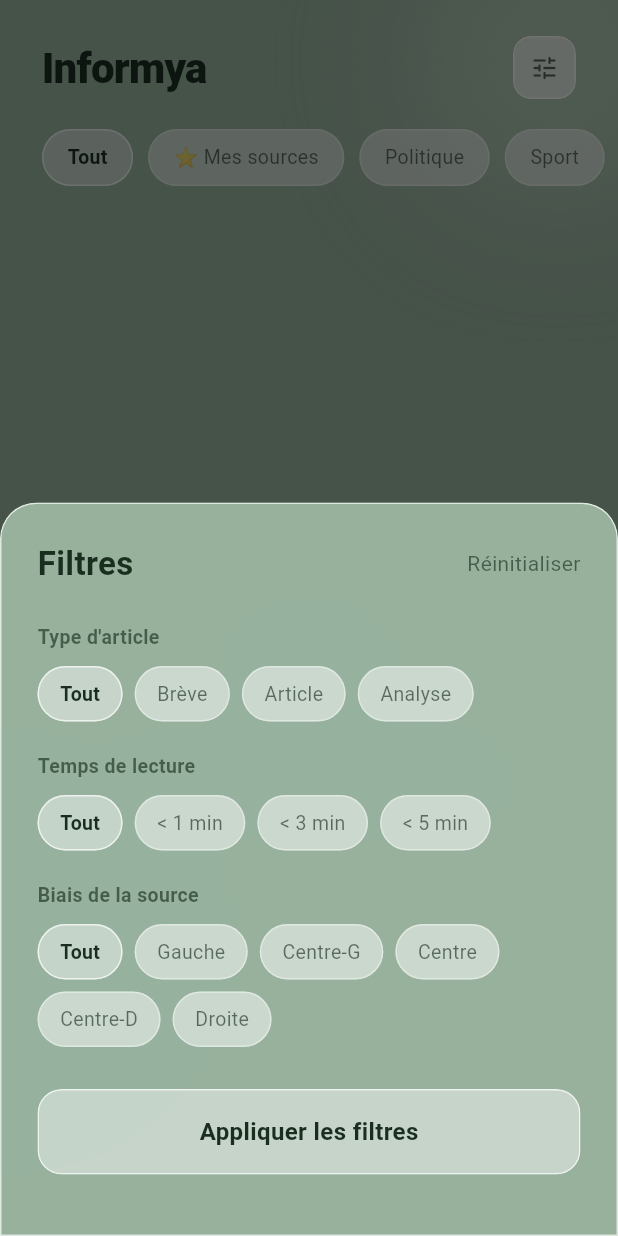
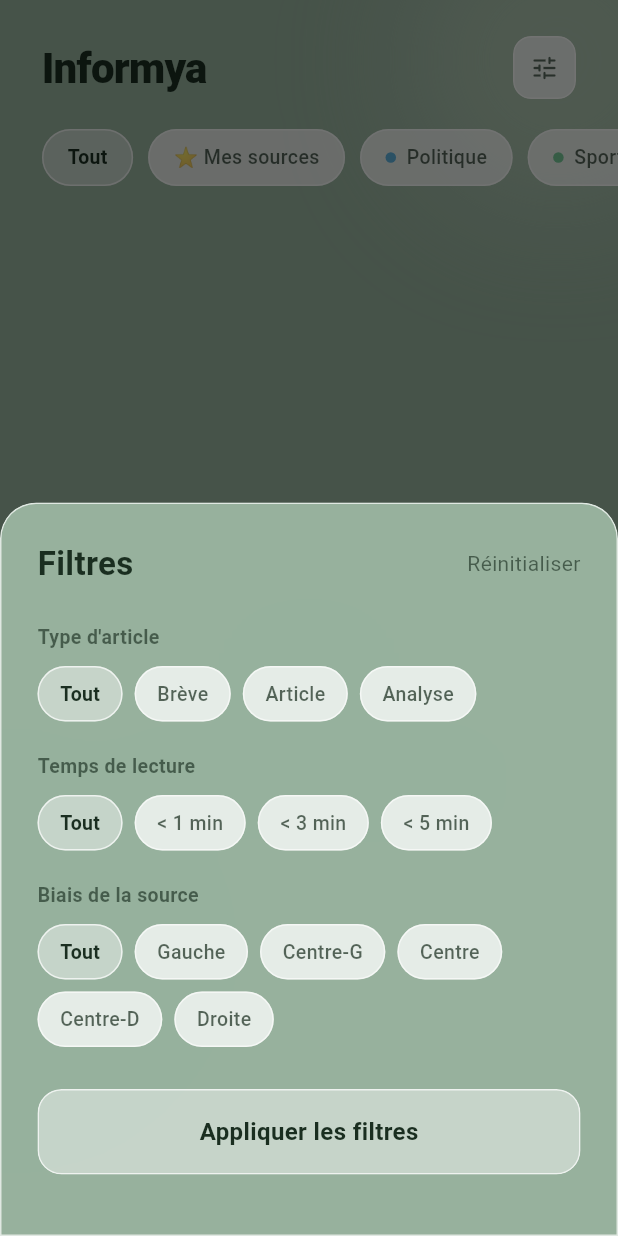
Before and after one commit to Vince-lgd/Informya, a Flutter app: the FeedScreen screen opened directly, after a tap on the "tune" icon, on a phone screen of 412 x 824 dp. Run offline on Flutter 3.47's test engine with Material 3 defaults, Android fonts, the phone set to English and light mode, and no system bars; our stand-ins replace shared_preferences; accounts and stored records are empty; network calls fail.

Commit message:
feat: category color dots in chips, improved light mode contrast

```diff
--- a/mobile/lib/screens/feed_screen.dart
+++ b/mobile/lib/screens/feed_screen.dart
@@ -96,6 +96,99 @@
     } catch (e) {
       setState(() => _isLoading = false);
     }
+  }
+
+  // ── Styles partagés des chips ────────────────────────────
+
+  /// Point coloré associé à une catégorie. null = pas de point.
+  Color? _categoryDotColor(String cat) {
+    switch (cat) {
+      case 'Politique':
+        return const Color(0xFF0288D1);
+      case 'Sport':
+        return const Color(0xFF27AE60);
+      case 'Bourse':
+        return const Color(0xFFF39C12);
+      case 'Tech':
+        return const Color(0xFF8E44AD);
+      case 'Art':
+        return const Color(0xFFE91E8C);
+      case 'Science':
+        return const Color(0xFF8D6E63);
+      default:
+        return null;
+    }
+  }
+
+  BoxDecoration _chipDecoration(bool isSelected) {
+    return BoxDecoration(
+      color: isSelected
+          ? AppColors.glassFill(context)
+          : AppColors.glassFill(context).withValues(alpha: 0.75),
+      borderRadius: BorderRadius.circular(20),
+      border: Border.all(
+        color: isSelected
+            ? AppColors.glassBorder(context)
+            : AppColors.glassBorder(context).withValues(alpha: 0.6),
+      ),
+    );
+  }
+
+  TextStyle _chipTextStyle(bool isSelected) {
+    return TextStyle(
+      color: AppColors.textPrimary(
+        context,
+      ).withValues(alpha: isSelected ? 1.0 : 0.72),
+      fontSize: 13,
+      fontWeight: isSelected ? FontWeight.w600 : FontWeight.w500,
+    );
+  }
+
+  Widget _filterLabel(String text, BuildContext ctx) {
+    return Text(
+      text,
+      style: TextStyle(
+        color: AppColors.textSecondary(ctx),
+        fontSize: 13,
+        fontWeight: FontWeight.w600,
+      ),
+    );
+  }
+
+  Widget _filterChip(
+    String label,
+    String? value,
+    String? selected,
+    Function(String?) onTap,
+  ) {
+    final isSelected = selected == value;
+    return Tappable(
+      onTap: () => onTap(value),
+      scale: 0.94,
+      child: Container(
+        padding: const EdgeInsets.symmetric(horizontal: 14, vertical: 8),
+        decoration: _chipDecoration(isSelected),
+        child: Text(label, style: _chipTextStyle(isSelected)),
+      ),
+    );
+  }
+
+  Widget _filterChipInt(
+    String label,
+    int? value,
+    int? selected,
+    Function(int?) onTap,
+  ) {
+    final isSelected = selected == value;
+    return Tappable(
+      onTap: () => onTap(value),
+      scale: 0.94,
+      child: Container(
+        padding: const EdgeInsets.symmetric(horizontal: 14, vertical: 8),
+        decoration: _chipDecoration(isSelected),
+        child: Text(label, style: _chipTextStyle(isSelected)),
+      ),
+    );
   }
 
   // ── Bottom sheet filtres ─────────────────────────────────
@@ -326,6 +419,7 @@
                           ),
                         ),
                       ),
+
                       const SizedBox(height: 16),
                     ],
                   ),
@@ -335,89 +429,6 @@
           },
         );
       },
-    );
-  }
-
-  Widget _filterLabel(String text, BuildContext ctx) {
-    return Text(
-      text,
-      style: TextStyle(
-        color: AppColors.textSecondary(ctx),
-        fontSize: 13,
-        fontWeight: FontWeight.w600,
-      ),
-    );
-  }
-
-  Widget _filterChip(
-    String label,
-    String? value,
-    String? selected,
-    Function(String?) onTap,
-  ) {
-    final isSelected = selected == value;
-    return Tappable(
-      onTap: () => onTap(value),
-      child: Container(
-        padding: const EdgeInsets.symmetric(horizontal: 14, vertical: 8),
-        decoration: BoxDecoration(
-          color: isSelected
-              ? AppColors.glassFill(context)
-              : AppColors.glassFill(context).withValues(alpha: 0.5),
-          borderRadius: BorderRadius.circular(20),
-          border: Border.all(
-            color: isSelected
-                ? AppColors.glassBorder(context)
-                : AppColors.glassBorder(context).withValues(alpha: 0.4),
-          ),
-        ),
-        child: Text(
-          label,
-          style: TextStyle(
-            color: isSelected
-                ? AppColors.textPrimary(context)
-                : AppColors.textSecondary(context),
-            fontSize: 13,
-            fontWeight: isSelected ? FontWeight.w600 : FontWeight.w400,
-          ),
-        ),
-      ),
-    );
-  }
-
-  Widget _filterChipInt(
-    String label,
-    int? value,
-    int? selected,
-    Function(int?) onTap,
-  ) {
-    final isSelected = selected == value;
-    return Tappable(
-      onTap: () => onTap(value),
-      child: Container(
-        padding: const EdgeInsets.symmetric(horizontal: 14, vertical: 8),
-        decoration: BoxDecoration(
-          color: isSelected
-              ? AppColors.glassFill(context)
-              : AppColors.glassFill(context).withValues(alpha: 0.5),
-          borderRadius: BorderRadius.circular(20),
-          border: Border.all(
-            color: isSelected
-                ? AppColors.glassBorder(context)
-                : AppColors.glassBorder(context).withValues(alpha: 0.4),
-          ),
-        ),
-        child: Text(
-          label,
-          style: TextStyle(
-            color: isSelected
-                ? AppColors.textPrimary(context)
-                : AppColors.textSecondary(context),
-            fontSize: 13,
-            fontWeight: isSelected ? FontWeight.w600 : FontWeight.w400,
-          ),
-        ),
-      ),
     );
   }
 
@@ -475,7 +486,7 @@
                                     ? AppColors.glassFill(context)
                                     : AppColors.glassFill(
                                         context,
-                                      ).withValues(alpha: 0.6),
+                                      ).withValues(alpha: 0.75),
                                 borderRadius: BorderRadius.circular(12),
                                 border: Border.all(
                                   color: AppColors.glassBorder(context),
@@ -496,7 +507,7 @@
 
                 const SizedBox(height: 20),
 
-                // Chips catégories
+                // Chips catégories avec point coloré
                 SizedBox(
                   height: 38,
                   child: ListView.builder(
@@ -506,44 +517,39 @@
                     itemBuilder: (context, index) {
                       final cat = _categories[index];
                       final isSelected = (_selectedCategory ?? 'Tout') == cat;
+                      final dotColor = _categoryDotColor(cat);
 
                       return Tappable(
                         onTap: () {
                           setState(() => _selectedCategory = cat);
                           _loadFeed(refresh: true);
                         },
+                        scale: 0.94,
                         child: Container(
                           margin: const EdgeInsets.only(right: 10),
                           padding: const EdgeInsets.symmetric(
                             horizontal: 16,
                             vertical: 8,
                           ),
-                          decoration: BoxDecoration(
-                            color: isSelected
-                                ? AppColors.glassFill(context)
-                                : AppColors.glassFill(
-                                    context,
-                                  ).withValues(alpha: 0.5),
-                            borderRadius: BorderRadius.circular(20),
-                            border: Border.all(
-                              color: isSelected
-                                  ? AppColors.glassBorder(context)
-                                  : AppColors.glassBorder(
-                                      context,
-                                    ).withValues(alpha: 0.4),
-                            ),
-                          ),
-                          child: Text(
-                            cat,
-                            style: TextStyle(
-                              color: isSelected
-                                  ? AppColors.textPrimary(context)
-                                  : AppColors.textSecondary(context),
-                              fontSize: 13,
-                              fontWeight: isSelected
-                                  ? FontWeight.w600
-                                  : FontWeight.w400,
-                            ),
+                          decoration: _chipDecoration(isSelected),
+                          child: Row(
+                            mainAxisSize: MainAxisSize.min,
+                            children: [
+                              if (dotColor != null) ...[
+                                Container(
+                                  width: 7,
+                                  height: 7,
+                                  decoration: BoxDecoration(
+                                    shape: BoxShape.circle,
+                                    color: dotColor.withValues(
+                                      alpha: isSelected ? 1.0 : 0.6,
+                                    ),
+                                  ),
+                                ),
+                                const SizedBox(width: 7),
+                              ],
+                              Text(cat, style: _chipTextStyle(isSelected)),
+                            ],
                           ),
                         ),
                       );
@@ -812,6 +818,7 @@
                           await HapticFeedback.lightImpact();
                           onFavoriteToggled?.call();
                         },
+                        scale: 0.94,
                         child: Container(
                           padding: const EdgeInsets.symmetric(
                             horizontal: 10,
```
